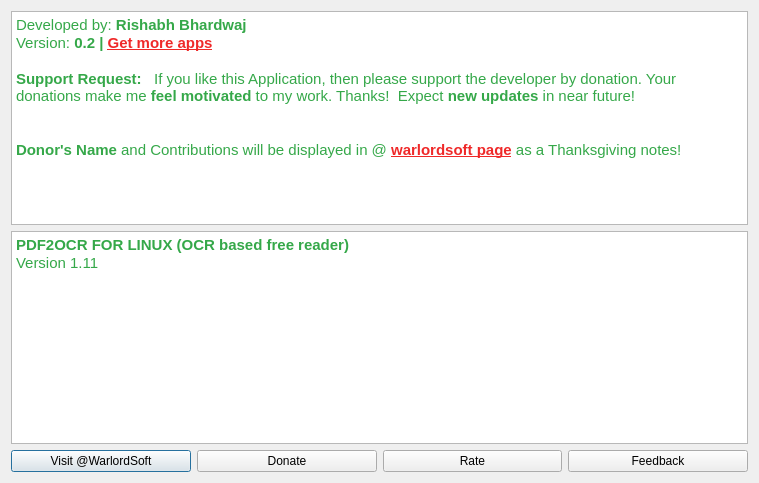
Before: the Qt Designer form src/about_page.ui in rishabh3354/PDF2OCR, drawn with Qt 5.
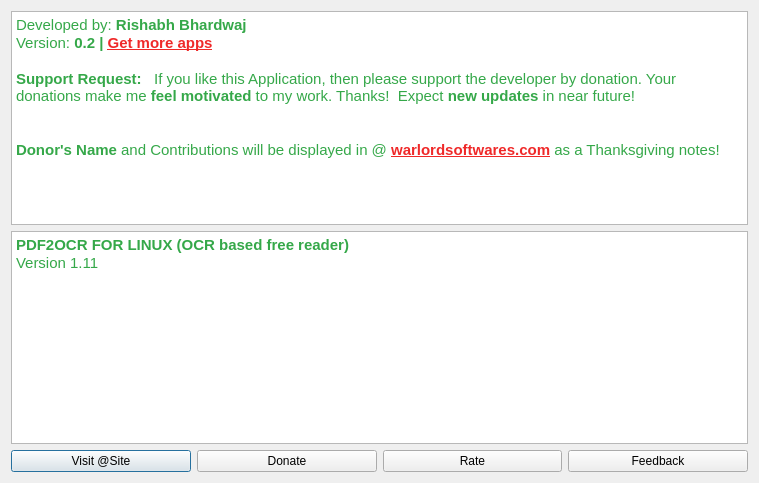
After: the same form once the commit is applied. Icons and pictures are not drawn.

Patch:
```diff
--- a/src/about_page.ui
+++ b/src/about_page.ui
@@ -51,7 +51,7 @@
 &lt;p style=&quot; margin-top:0px; margin-bottom:0px; margin-left:0px; margin-right:0px; -qt-block-indent:0; text-indent:0px;&quot;&gt;&lt;span style=&quot; font-weight:600; color:#35a849;&quot;&gt;Support Request:&lt;/span&gt;&lt;span style=&quot; color:#35a849;&quot;&gt;   If you like this Application, then please support the developer by donation. Your donations make me &lt;/span&gt;&lt;span style=&quot; font-weight:600; color:#35a849;&quot;&gt;feel motivated&lt;/span&gt;&lt;span style=&quot; color:#35a849;&quot;&gt; to my work. Thanks!  Expect &lt;/span&gt;&lt;span style=&quot; font-weight:600; color:#35a849;&quot;&gt;new updates&lt;/span&gt;&lt;span style=&quot; color:#35a849;&quot;&gt; in near future!&lt;/span&gt;&lt;/p&gt;
 &lt;p style=&quot;-qt-paragraph-type:empty; margin-top:0px; margin-bottom:0px; margin-left:0px; margin-right:0px; -qt-block-indent:0; text-indent:0px; color:#35a849;&quot;&gt;&lt;br /&gt;&lt;/p&gt;
 &lt;p style=&quot;-qt-paragraph-type:empty; margin-top:0px; margin-bottom:0px; margin-left:0px; margin-right:0px; -qt-block-indent:0; text-indent:0px; color:#35a849;&quot;&gt;&lt;br /&gt;&lt;/p&gt;
-&lt;p style=&quot; margin-top:0px; margin-bottom:0px; margin-left:0px; margin-right:0px; -qt-block-indent:0; text-indent:0px;&quot;&gt;&lt;span style=&quot; font-weight:600; color:#35a849;&quot;&gt;Donor's Name&lt;/span&gt;&lt;span style=&quot; color:#35a849;&quot;&gt; and Contributions will be displayed in @ &lt;/span&gt;&lt;a href=&quot;https://warlordsoftwares.com/warlord_soft/our_contributors/&quot;&gt;&lt;span style=&quot; font-weight:600; text-decoration: underline; color:#ef2929;&quot;&gt;warlordsoft page&lt;/span&gt;&lt;/a&gt;&lt;span style=&quot; color:#35a849;&quot;&gt; as a Thanksgiving notes!&lt;/span&gt;&lt;/p&gt;
+&lt;p style=&quot; margin-top:0px; margin-bottom:0px; margin-left:0px; margin-right:0px; -qt-block-indent:0; text-indent:0px;&quot;&gt;&lt;span style=&quot; font-weight:600; color:#35a849;&quot;&gt;Donor's Name&lt;/span&gt;&lt;span style=&quot; color:#35a849;&quot;&gt; and Contributions will be displayed in @ &lt;/span&gt;&lt;a href=&quot;https://warlordsoftwares.com/apps/supporter-names/&quot;&gt;&lt;span style=&quot; font-weight:600; text-decoration: underline; color:#ef2929;&quot;&gt;warlordsoftwares.com&lt;/span&gt;&lt;/a&gt;&lt;span style=&quot; color:#35a849;&quot;&gt; as a Thanksgiving notes!&lt;/span&gt;&lt;/p&gt;
 &lt;p style=&quot;-qt-paragraph-type:empty; margin-top:0px; margin-bottom:0px; margin-left:0px; margin-right:0px; -qt-block-indent:0; text-indent:0px; color:#35a849;&quot;&gt;&lt;br /&gt;&lt;/p&gt;
 &lt;p style=&quot;-qt-paragraph-type:empty; margin-top:0px; margin-bottom:0px; margin-left:0px; margin-right:0px; -qt-block-indent:0; text-indent:0px; color:#35a849;&quot;&gt;&lt;br /&gt;&lt;/p&gt;&lt;/body&gt;&lt;/html&gt;</string>
        </property>
@@ -91,7 +91,7 @@
           <string notr="true"/>
          </property>
          <property name="text">
-          <string>Visit @WarlordSoft</string>
+          <string>Visit @Site</string>
          </property>
          <property name="icon">
           <iconset resource="resource.qrc">
```
